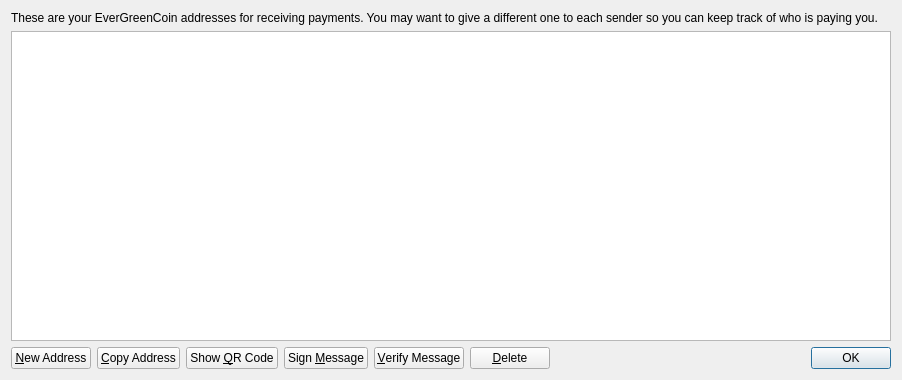
Old version of the form src/qt/forms/addressbookpage.ui in the repository EverGreenCoinDev/EverGreenCoin.
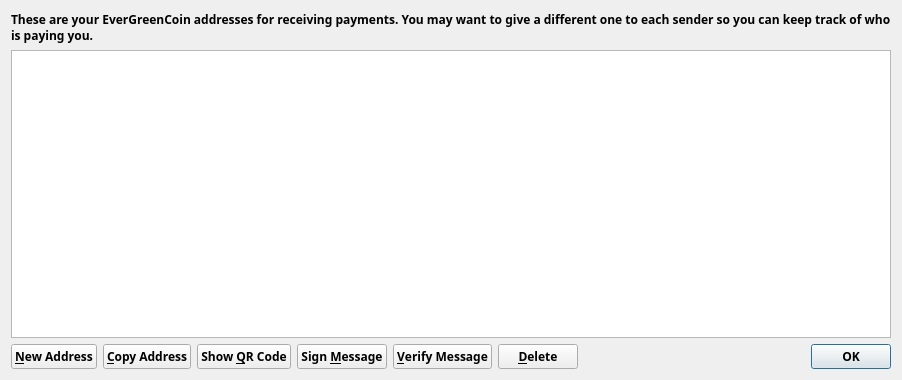
New version of the form. Icons and pictures are not drawn.

```diff
--- a/src/qt/forms/addressbookpage.ui
+++ b/src/qt/forms/addressbookpage.ui
@@ -16,6 +16,13 @@
   <layout class="QVBoxLayout" name="verticalLayout">
    <item>
     <widget class="QLabel" name="labelExplanation">
+     <property name="font">
+      <font>
+       <family>Typola</family>
+       <weight>75</weight>
+       <bold>true</bold>
+      </font>
+     </property>
      <property name="text">
       <string>These are your EverGreenCoin addresses for receiving payments. You may want to give a different one to each sender so you can keep track of who is paying you.</string>
      </property>
@@ -59,6 +66,13 @@
     <layout class="QHBoxLayout" name="horizontalLayout">
      <item>
       <widget class="QPushButton" name="newAddressButton">
+       <property name="font">
+        <font>
+         <family>Typola</family>
+         <weight>75</weight>
+         <bold>true</bold>
+        </font>
+       </property>
        <property name="toolTip">
         <string>Create a new address</string>
        </property>
@@ -73,6 +87,13 @@
      </item>
      <item>
       <widget class="QPushButton" name="copyToClipboard">
+       <property name="font">
+        <font>
+         <family>Typola</family>
+         <weight>75</weight>
+         <bold>true</bold>
+        </font>
+       </property>
        <property name="toolTip">
         <string>Copy the currently selected address to the system clipboard</string>
        </property>
@@ -87,6 +108,13 @@
      </item>
      <item>
       <widget class="QPushButton" name="showQRCode">
+       <property name="font">
+        <font>
+         <family>Typola</family>
+         <weight>75</weight>
+         <bold>true</bold>
+        </font>
+       </property>
        <property name="text">
         <string>Show &amp;QR Code</string>
        </property>
@@ -98,6 +126,13 @@
      </item>
      <item>
       <widget class="QPushButton" name="signMessage">
+       <property name="font">
+        <font>
+         <family>Typola</family>
+         <weight>75</weight>
+         <bold>true</bold>
+        </font>
+       </property>
        <property name="toolTip">
         <string>Sign a message to prove you own an EverGreenCoin address</string>
        </property>
@@ -112,6 +147,13 @@
      </item>
      <item>
       <widget class="QPushButton" name="verifyMessage">
+       <property name="font">
+        <font>
+         <family>Typola</family>
+         <weight>75</weight>
+         <bold>true</bold>
+        </font>
+       </property>
        <property name="toolTip">
         <string>Verify a message to ensure it was signed with a specified EverGreenCoin address</string>
        </property>
@@ -126,6 +168,13 @@
      </item>
      <item>
       <widget class="QPushButton" name="deleteButton">
+       <property name="font">
+        <font>
+         <family>Typola</family>
+         <weight>75</weight>
+         <bold>true</bold>
+        </font>
+       </property>
        <property name="toolTip">
         <string>Delete the currently selected address from the list</string>
        </property>
@@ -159,6 +208,13 @@
          <verstretch>0</verstretch>
         </sizepolicy>
        </property>
+       <property name="font">
+        <font>
+         <family>Typola</family>
+         <weight>75</weight>
+         <bold>true</bold>
+        </font>
+       </property>
        <property name="standardButtons">
         <set>QDialogButtonBox::Ok</set>
        </property>
```
